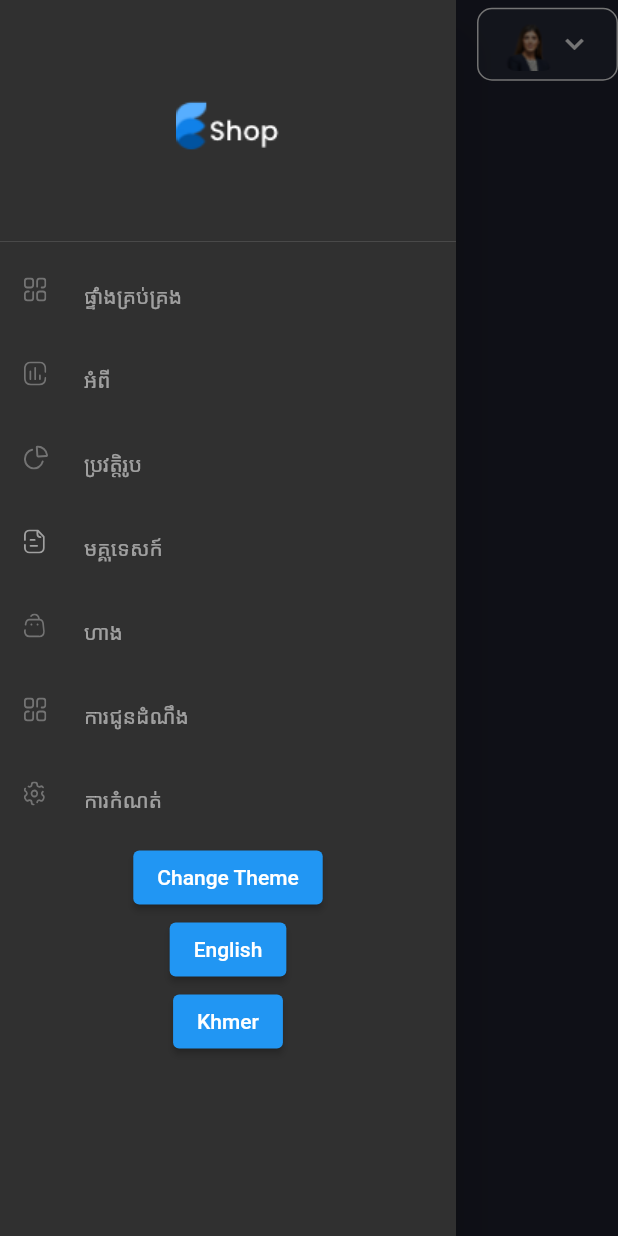
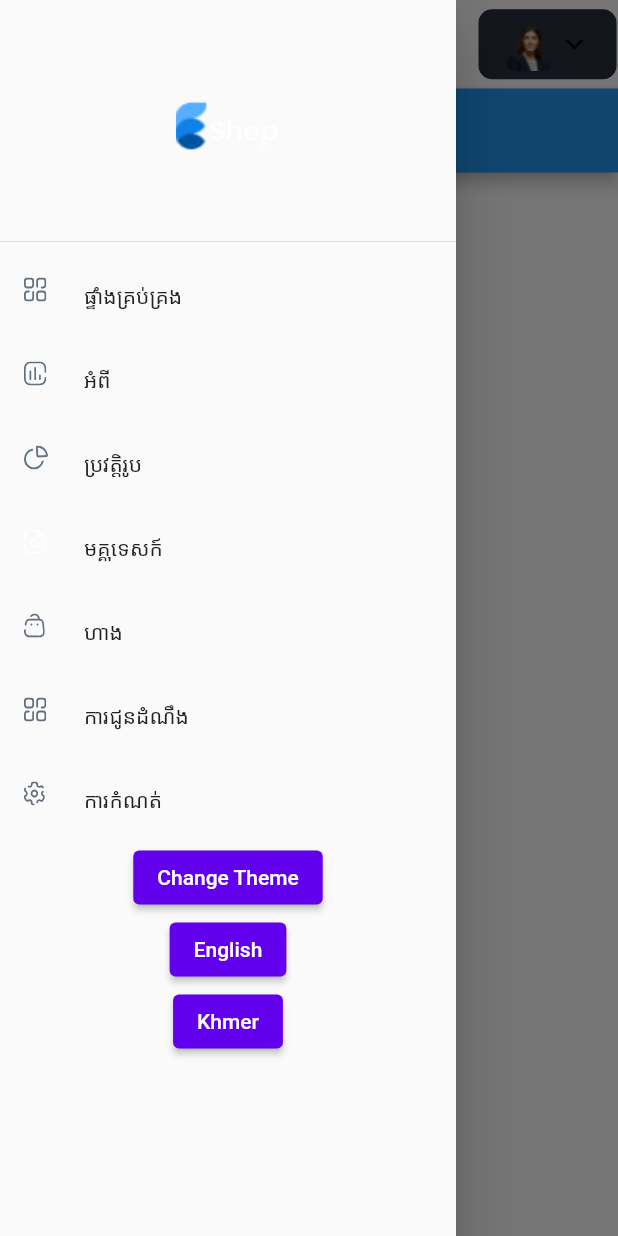
Before and after one commit to Chhinvanchhai/reanban, a Flutter app: the screen it shows after launch, with the side drawer open, on a phone screen of 412 x 824 dp. Run offline on Flutter 3.47's test engine with Material 2 defaults, Android fonts, the phone set to English and light mode, and no system bars; our stand-ins replace flutter_svg, get; missing offline and left inert: dart:ffi, window_manager; network calls fail; Roboto replaces fonts that are missing (NiradeiRegular); project files that could hold a hidden picture were left out.

Commit message:
modifire them

```diff
--- a/lib/constants.dart
+++ b/lib/constants.dart
@@ -3,5 +3,9 @@ import 'package:flutter/material.dart';
 const primaryColor = Color(0xFF2697FF);
 const secondaryColor = Color(0xFF2A2D3E);
 const bgColor = Color(0xFF212332);
-
+const textColor = Color.fromARGB(255, 219, 219, 219);
+const bgDark = Color(0xFF212332);
+const bgLight = Color.fromARGB(255, 223, 223, 223);
+const colorDark = Color.fromARGB(255, 255, 255, 255);
+const colorLight = Color(0xFF212332);
 const defaultPadding = 16.0;
--- a/lib/main.dart
+++ b/lib/main.dart
@@ -1,8 +1,8 @@
 import 'dart:io';
-import 'dart:ui';
 import 'package:flutter/material.dart';
 import 'package:get/get.dart';
 import 'package:reanban/routes/route.dart';
+import 'package:reanban/themes/themes.dart';
 import 'package:window_manager/window_manager.dart';
 import '../translation/traslations.dart';
 import 'constants.dart';
@@ -22,9 +22,9 @@ class MyApp extends StatelessWidget {
   Widget build(BuildContext context) {
     return GetMaterialApp(
       initialRoute: '/',
-      theme: ThemeData.dark().copyWith(
-        scaffoldBackgroundColor: bgColor,
-      ),
+      themeMode: ThemeMode.system,
+      theme: ThemeClass.lightTheme,
+      darkTheme: ThemeClass.darkTheme,
       debugShowCheckedModeBanner: false,
       defaultTransition: Transition.native,
       translations: MyTranslations(),
--- a/lib/screens/dashboard_screen.dart
+++ b/lib/screens/dashboard_screen.dart
@@ -1,4 +1,6 @@
 import 'package:flutter/material.dart';
+import 'package:get/get.dart';
+import 'package:reanban/constants.dart';
 import './header.dart';
 
 class Dashboard extends StatelessWidget {
@@ -7,8 +9,11 @@ class Dashboard extends StatelessWidget {
   @override
   Widget build(BuildContext context) {
     return Scaffold(
+      appBar: AppBar(
+        title: Text("Dashboard"),
+      ),
       body: Container(
-        child: Column(children: []),
+        child: Column(children: [Text("homee")]),
       ),
     );
   }
--- a/lib/screens/guide.dart
+++ b/lib/screens/guide.dart
@@ -155,8 +155,7 @@ class Guide extends StatelessWidget {
                       child: ListTile(
                         title: Text(
                           todoController.posts[index].name,
-                          style:
-                              TextStyle(color: Theme.of(context).primaryColor),
+                          style: TextStyle(color: Colors.white),
                         ),
                         subtitle: Text('Last edited on '),
                         onTap: () {
--- a/lib/screens/main/components/side_menu.dart
+++ b/lib/screens/main/components/side_menu.dart
@@ -1,59 +1,98 @@
+import 'dart:ffi';
+
 import 'package:flutter/material.dart';
 import 'package:flutter_svg/svg.dart';
 import 'package:get/get.dart';
+import 'package:reanban/constants.dart';
 
-class SideMenu extends StatelessWidget {
-  const SideMenu({
-    Key? key,
-  }) : super(key: key);
+class SideMenu extends StatefulWidget {
+  const SideMenu({Key? key, required this.menuClick}) : super(key: key);
+  final Function menuClick;
+  @override
+  State<SideMenu> createState() => _SideMenuState();
+}
+
+class _SideMenuState extends State<SideMenu> {
+  var isDark = Get.isDarkMode;
+  void changeTheme() {
+    setState(() {
+      isDark = Get.isDarkMode;
+    });
+    Get.changeTheme(isDark ? ThemeData.light() : ThemeData.dark());
+  }
+
+  @override
+  void initState() {
+    super.initState();
+    WidgetsBinding.instance.addPostFrameCallback((_) {
+      // changeTheme();
+    });
+  }
+
+  void menuClick(id) {
+    widget.menuClick(id);
+  }
 
   @override
   Widget build(BuildContext context) {
     return Drawer(
+      // backgroundColor: !isDark ? bgDark : bgLight,
       child: SingleChildScrollView(
         child: Column(
           children: [
             DrawerHeader(child: Image.asset('assets/images/logo.png')),
             DrawerListTile(
               title: 'dashboard',
+              dark: isDark,
               svgIcon: 'assets/icons/menu_dashbord.svg',
-              press: () => Get.toNamed('/dashboard'),
+              press: () => menuClick(0),
             ),
             DrawerListTile(
               title: 'about',
+              dark: isDark,
               svgIcon: 'assets/icons/menu_tran.svg',
-              press: () => Get.toNamed('/about'),
+              press: () {
+                menuClick(1);
+              },
             ),
             DrawerListTile(
               title: 'profile',
+              dark: isDark,
               svgIcon: 'assets/icons/menu_task.svg',
-              press: () => Get.toNamed('/profile'),
+              press: () {
+                menuClick(2);
+              },
             ),
             DrawerListTile(
               title: 'guide',
+              dark: isDark,
               svgIcon: 'assets/icons/menu_doc.svg',
-              press: () => Get.toNamed('/guide'),
+              press: () {
+                menuClick(3);
+              },
             ),
             DrawerListTile(
               title: 'store',
+              dark: isDark,
               svgIcon: 'assets/icons/menu_store.svg',
               press: () => {print('Click List')},
             ),
             DrawerListTile(
               title: 'notifications',
+              dark: isDark,
               svgIcon: 'assets/icons/menu_dashbord.svg',
               press: () => {print('Click List')},
             ),
             DrawerListTile(
               title: 'setting',
+              dark: isDark,
               svgIcon: 'assets/icons/menu_setting.svg',
               press: () => {print('Click List')},
             ),
             ElevatedButton(
               child: Text("Change Theme"),
               onPressed: () {
-                Get.changeTheme(
-                    Get.isDarkMode ? ThemeData.light() : ThemeData.dark());
+                changeTheme();
               },
             ),
             ElevatedButton(
@@ -83,9 +122,11 @@ class DrawerListTile extends StatelessWidget {
     required this.title,
     required this.svgIcon,
     required this.press,
+    required this.dark,
   }) : super(key: key);
   final String title, svgIcon;
   final VoidCallback press;
+  final dark;
 
   @override
   Widget build(BuildContext context) {
@@ -94,12 +135,14 @@ class DrawerListTile extends StatelessWidget {
       horizontalTitleGap: 0.0,
       leading: SvgPicture.asset(
         svgIcon,
-        color: Colors.white54,
+        // color: !dark ? colorDark : colorLight,
         height: 16,
       ),
       title: Text(
         title.tr,
-        style: TextStyle(color: Colors.white54, fontFamily: 'NiradeiRegular'),
+        style: TextStyle(
+            // color: !dark ? colorDark : colorLight,
+            fontFamily: 'NiradeiRegular'),
       ),
     );
   }
--- a/lib/screens/main/main_screen.dart
+++ b/lib/screens/main/main_screen.dart
@@ -1,6 +1,9 @@
+import 'package:reanban/screens/about.dart';
 import 'package:reanban/screens/dashboard_screen.dart';
 import 'package:flutter/material.dart';
+import 'package:reanban/screens/guide.dart';
 import 'package:reanban/screens/header.dart';
+import 'package:reanban/screens/profile.dart';
 import 'components/side_menu.dart';
 import '../../responsive.dart';
 
@@ -11,6 +14,8 @@ class MainScreen extends StatefulWidget {
 
 class _MainScreenState extends State<MainScreen> {
   final GlobalKey<ScaffoldState> _scaffoldKey = GlobalKey<ScaffoldState>();
+  var indexPage = 0;
+  List pages = [Dashboard(), Profile(), About(), Guide()];
 
   void _openDrawer() {
     _scaffoldKey.currentState!.openDrawer();
@@ -23,6 +28,13 @@ class _MainScreenState extends State<MainScreen> {
   @override
   void initState() {
     super.initState();
+  }
+
+  void handlePage(id) {
+    setState(() {
+      indexPage = id;
+    });
+    _scaffoldKey.currentState!.closeDrawer();
   }
 
   @override
@@ -40,8 +52,11 @@ class _MainScreenState extends State<MainScreen> {
                   crossAxisAlignment: CrossAxisAlignment.start,
                   children: [
                     if (Responsive.isDesktop(context))
-                      Container(child: SideMenu()),
-                    Expanded(flex: 2, child: Dashboard())
+                      Container(
+                          child: SideMenu(
+                        menuClick: (id) => handlePage(id),
+                      )),
+                    Expanded(flex: 2, child: pages[indexPage])
                   ],
                 ),
               )
@@ -49,6 +64,6 @@ class _MainScreenState extends State<MainScreen> {
           ),
         ),
         drawerEnableOpenDragGesture: false,
-        drawer: SideMenu());
+        drawer: SideMenu(menuClick: (id) => handlePage(id)));
   }
 }
--- /dev/null
+++ b/lib/themes/themes.dart
@@ -0,0 +1,19 @@
+import 'package:flutter/material.dart';
+import 'package:reanban/constants.dart';
+
+class ThemeClass {
+  static ThemeData lightTheme = ThemeData(
+      scaffoldBackgroundColor: Colors.white,
+      colorScheme: ColorScheme.light()
+          .copyWith(background: bgLight, onBackground: Colors.white),
+      appBarTheme: AppBarTheme(
+        backgroundColor: Colors.blue,
+      ));
+
+  static ThemeData darkTheme = ThemeData(
+      scaffoldBackgroundColor: Colors.black,
+      colorScheme: ColorScheme.dark(),
+      appBarTheme: AppBarTheme(
+        backgroundColor: Colors.black,
+      ));
+}
```
Also changed, not shown: lib/controllers/TodoController.dart (+11 -14 lines), lib/models/Todo2.dart (+11 -12 lines), lib/screens/add_post.dart (+7 -6 lines).
